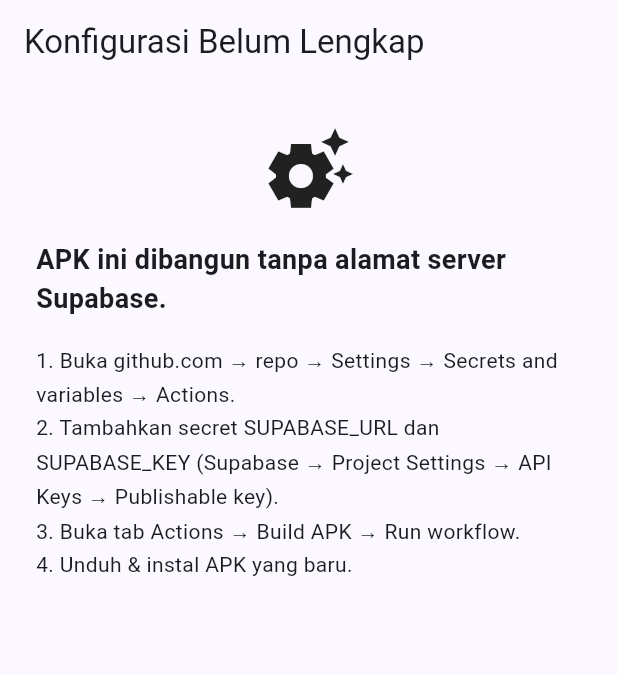
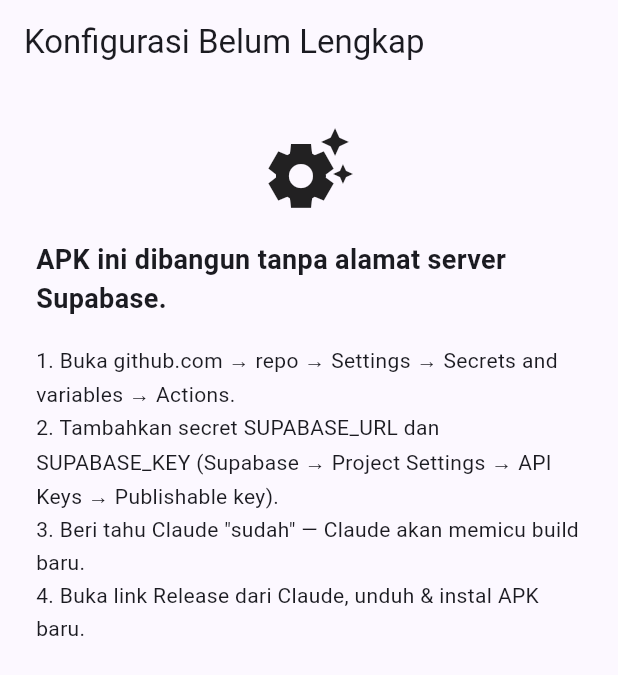
Before and after one commit to dutautama/Notifye, a Flutter app: the screen it shows after launch, on a phone screen of 412 x 824 dp. Shown: the top 675 px of the screen. Run offline on Flutter 3.47's test engine with Material 3 defaults, Android fonts, the phone set to English and light mode, and no system bars; our stand-ins replace flutter_riverpod, go_router, material_ui, supabase_flutter; accounts and stored records are empty.

Commit message:
Aturan kerja semi-otomatis di CLAUDE.md; workflow: Release otomatis tiap push ke main
Co-Authored-By: Claude Opus 5.5 <noreply@anthropic.com>
Claude-Session: https://claude.ai/code/session_015GtFFYRHaxLVBRVhC4xtxg

```diff
--- a/lib/screens/setup/config_missing_screen.dart
+++ b/lib/screens/setup/config_missing_screen.dart
@@ -28,8 +28,8 @@ class ConfigMissingApp extends StatelessWidget {
               '1. Buka github.com → repo → Settings → Secrets and variables → Actions.\n'
               '2. Tambahkan secret SUPABASE_URL dan SUPABASE_KEY '
               '(Supabase → Project Settings → API Keys → Publishable key).\n'
-              '3. Buka tab Actions → Build APK → Run workflow.\n'
-              '4. Unduh & instal APK yang baru.',
+              '3. Beri tahu Claude "sudah" — Claude akan memicu build baru.\n'
+              '4. Buka link Release dari Claude, unduh & instal APK baru.',
               style: TextStyle(height: 1.6),
             ),
           ],
```
Also changed, not shown: 3 other files.
